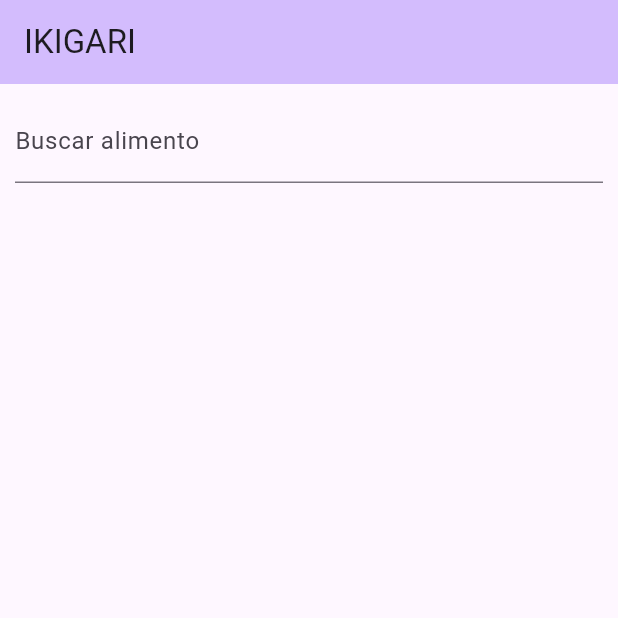
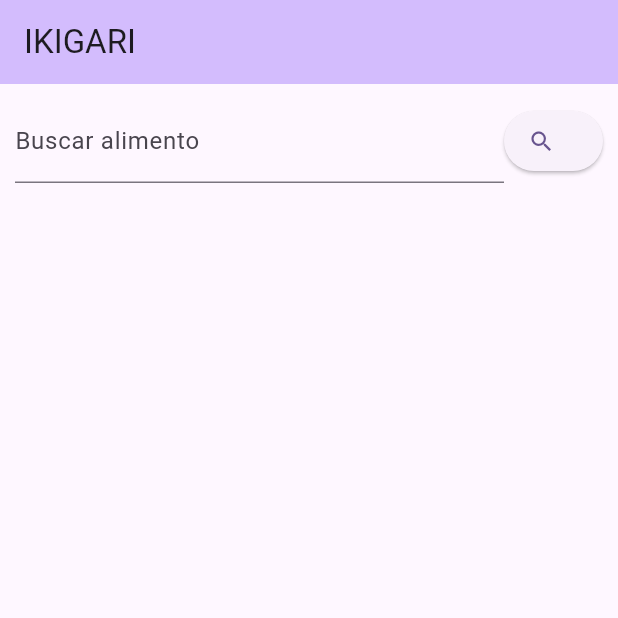
Before and after one commit to RaulValIturbide/Ikigari-CaloriasQueVanContigo, a Flutter app: the screen it shows after launch, item 2 of the bottom bar chosen, on a phone screen of 412 x 824 dp, the top half of it. Run offline on Flutter 3.47's test engine with Material 3 defaults, Android fonts, the phone set to English and light mode, and no system bars; our stand-ins replace sqflite; missing offline and left inert: openfoodfacts; accounts and stored records are empty.

Commit message:
Arreglado el search_page para que se busque el alimento al pulsar el botón buscar

```diff
--- a/lib/controller/home_controller.dart
+++ b/lib/controller/home_controller.dart
@@ -12,7 +12,6 @@ class HomeController {
 
   double dailyCalories() {
     double dailyTotal = 0;
-    //await Future.delayed(Duration(seconds: 2));
     for (FoodConsumedData item in _foodConsumed) {
       dailyTotal += item.totalCalories;
     }
--- a/lib/controller/search_controller.dart
+++ b/lib/controller/searcher_controller.dart
@@ -1,7 +1,7 @@
 import 'package:ikigari/model/Services/open_food_facts_service.dart';
 import 'package:ikigari/model/food_data.dart';
 
-class SearchController {
+class SearcherController {
 
   final List<FoodData> _listCoincidenceFood = [];
   final List<FoodData> _allFoodList = OpenFoodFactsService().fakeList;
--- a/lib/view/main_page.dart
+++ b/lib/view/main_page.dart
@@ -1,6 +1,6 @@
 import 'package:flutter/material.dart';
 import 'package:ikigari/view/home_page.dart';
-import 'package:ikigari/view/search_page.dart';
+import 'package:ikigari/view/searcher_page.dart';
 
 class MainPage extends StatefulWidget {
   const MainPage({super.key});
@@ -12,7 +12,7 @@ class MainPage extends StatefulWidget {
 }
 
 class _MainPageState extends State<MainPage> {
-  final List<Widget> _pages = [HomePage(), SearchPage(), Placeholder()];
+  final List<Widget> _pages = [HomePage(), SearcherPage(), Placeholder()];
   final List<Widget> _navigations = [
     NavigationDestination(icon: Icon(Icons.home), label: "Home"),
     NavigationDestination(icon: Icon(Icons.food_bank), label: "Food"),
--- a/lib/view/search_page.dart
+++ b/lib/view/searcher_page.dart
@@ -1,18 +1,18 @@
 import 'package:flutter/material.dart';
-import 'package:ikigari/controller/search_controller.dart' as search_contr;
+import 'package:ikigari/controller/searcher_controller.dart';
 import 'package:ikigari/model/food_data.dart';
 import 'package:ikigari/view/widgets/food_show_card.dart';
 
-class SearchPage extends StatefulWidget {
-  const SearchPage({super.key});
+class SearcherPage extends StatefulWidget {
+  const SearcherPage({super.key});
 
   @override
-  State<SearchPage> createState() => _SearchPageState();
+  State<SearcherPage> createState() => _SearcherPageState();
 }
 
-class _SearchPageState extends State<SearchPage> {
-  search_contr.SearchController searchController =
-      search_contr.SearchController();
+class _SearcherPageState extends State<SearcherPage> {
+  SearcherController searchController = SearcherController();
+  String userSearch = "";
 
   @override
   Widget build(BuildContext context) {
@@ -28,15 +28,28 @@ class _SearchPageState extends State<SearchPage> {
             children: [
               Padding(
                 padding: EdgeInsets.only(bottom: 30),
+                child: Row(
+                  children: [
+                    Expanded(
                       child: TextField(
                         decoration: InputDecoration(
                           label: Text("Buscar alimento"),
                         ),
-                  onChanged: (value) {
+                        onChanged: (value){
+                          userSearch = value;
+                        },
+                      ),
+                    ),
+                    ElevatedButton.icon(
+                      onPressed: () {
                         setState(() {
-                      searchController.resolveCoincidence(value);
+                          searchController.resolveCoincidence(userSearch);
                         });
                       },
+                      label: Text(""),
+                      icon: Icon(Icons.search),
+                    ),
+                  ],
                 ),
               ),
               Expanded(
```
Also changed, not shown: lib/model/Repository/food_consumed_repository.dart (+8 -8 lines). Lines whose indentation alone changed are shown as unchanged.
